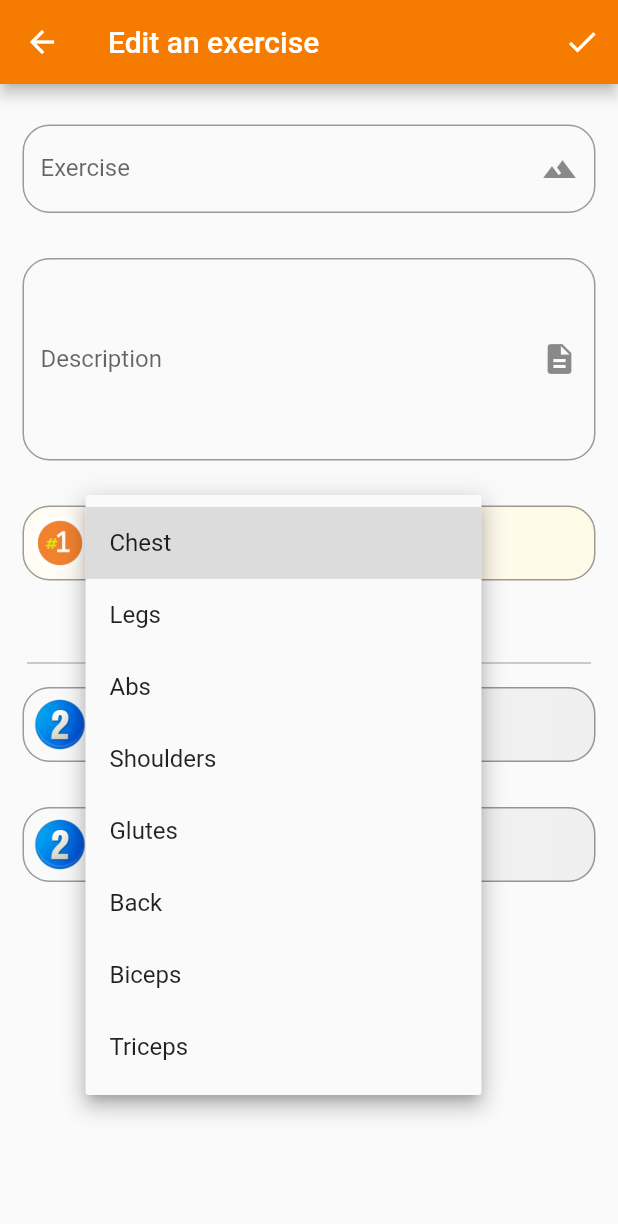
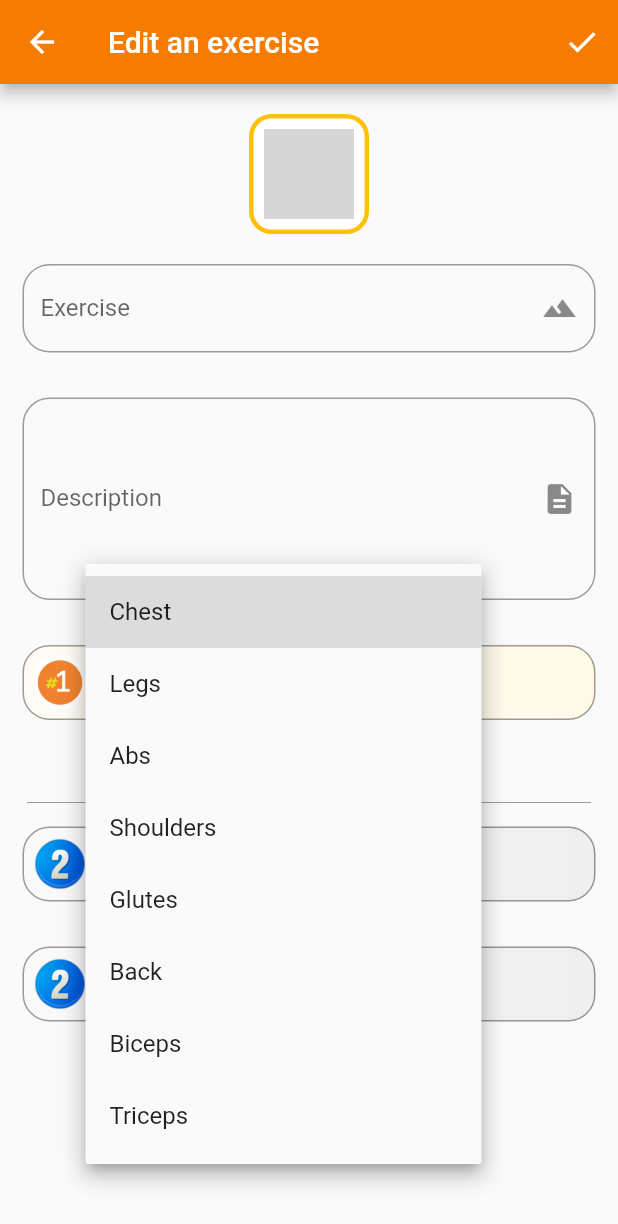
Before and after one commit to Xezolpl/Workout-Manager, a Flutter app: the ExerciseFormPage screen opened directly with empty values, after a tap on "Chest", on a phone screen of 412 x 824 dp. Shown: the top 1224 px of the screen. Run offline on Flutter 3.47's test engine with Material 2 defaults, Android fonts, the phone set to English and light mode, and no system bars; our stand-ins replace auto_route, bloc, cloud_firestore, dartz, firebase_auth, flushbar and 7 more; accounts and stored records are empty; generated files the repository leaves out were written again; network calls fail; grey boxes are pictures that could not be loaded.

```diff
--- a/lib/domain/core/asset_helper.dart
+++ b/lib/domain/core/asset_helper.dart
@@ -1,7 +1,6 @@
 import 'dart:math';
 
 class AssetHelper {
-  // P == path
   static const WORKOUT = 'assets/workout';
 
   static const BARBELL = '$WORKOUT/barbell.png';
--- a/lib/domain/entities/exercise/exercise.dart
+++ b/lib/domain/entities/exercise/exercise.dart
@@ -1,5 +1,6 @@
 import 'package:freezed_annotation/freezed_annotation.dart';
 import 'package:uuid/uuid.dart';
+import 'package:workout_manager/domain/core/asset_helper.dart';
 
 part 'exercise.freezed.dart';
 part 'exercise.g.dart';
@@ -10,15 +11,20 @@ abstract class Exercise with _$Exercise {
     @required String id,
     @required String name,
     @required String description,
+    @required String imgPath,
     @required List<String> parties,
   }) = _Exercise;
 
-  factory Exercise.empty() =>
-      Exercise(id: Uuid().v4().toString(), name: '', description: '', parties: [
-        'Chest',
-        'None',
-        'None',
-      ]);
+  factory Exercise.empty() => Exercise(
+          id: Uuid().v4().toString(),
+          name: '',
+          description: '',
+          imgPath: AssetHelper.DUMBBELL,
+          parties: [
+            'Chest',
+            'None',
+            'None',
+          ]);
 
   factory Exercise.fromJson(Map<String, dynamic> json) =>
       _$ExerciseFromJson(json);
--- a/lib/presentation/bloc/exercise_form/exercise_form_bloc.dart
+++ b/lib/presentation/bloc/exercise_form/exercise_form_bloc.dart
@@ -41,6 +41,11 @@ class ExerciseFormBloc extends Bloc<ExerciseFormEvent, ExerciseFormState> {
         yield state.copyWith(
             exercise: state.exercise.copyWith(description: e.description));
       },
+      imageChanged: (e) async* {
+        yield state.copyWith(
+          exercise: state.exercise.copyWith(imgPath: e.imgPath),
+        );
+      },
       partyChanged: (e) async* {
         yield state.copyWith(
             primaryParty: e.index == 0 ? e.party : state.primaryParty,
--- a/lib/presentation/bloc/exercise_form/exercise_form_event.dart
+++ b/lib/presentation/bloc/exercise_form/exercise_form_event.dart
@@ -2,9 +2,13 @@ part of 'exercise_form_bloc.dart';
 
 @freezed
 abstract class ExerciseFormEvent with _$ExerciseFormEvent {
-  const factory ExerciseFormEvent.initialized(Option<Exercise> initialExerciseOption) = _Initialized;
+  const factory ExerciseFormEvent.initialized(
+      Option<Exercise> initialExerciseOption) = _Initialized;
   const factory ExerciseFormEvent.nameChanged(String name) = _NameChanged;
-  const factory ExerciseFormEvent.descriptionChanged(String description) = _DescriptionChanged;
-  const factory ExerciseFormEvent.partyChanged(String party, int index) = _PartyChanged;
+  const factory ExerciseFormEvent.descriptionChanged(String description) =
+      _DescriptionChanged;
+  const factory ExerciseFormEvent.imageChanged(String imgPath) = _ImageChanged;
+  const factory ExerciseFormEvent.partyChanged(String party, int index) =
+      _PartyChanged;
   const factory ExerciseFormEvent.saved() = _Saved;
 }
--- a/lib/presentation/pages/account/widgets/calendar_widget.dart
+++ b/lib/presentation/pages/account/widgets/calendar_widget.dart
@@ -7,12 +7,11 @@ import 'package:workout_manager/presentation/routes/router.gr.dart';
 class CalendarWidget extends StatelessWidget {
   final List<Measurement> measurements;
 
-  const CalendarWidget(this.measurements, {Key key}) : super(key: key);
+  CalendarWidget(this.measurements, {Key key}) : super(key: key);
 
   @override
   Widget build(BuildContext context) {
     var _events = Map<DateTime, List<dynamic>>();
-    final _calendarController = CalendarController();
 
     ///There is only one measurement per day.
     measurements.forEach((element) {
@@ -57,7 +56,7 @@ class CalendarWidget extends StatelessWidget {
       availableGestures: AvailableGestures.horizontalSwipe,
       initialCalendarFormat: CalendarFormat.month,
       startingDayOfWeek: StartingDayOfWeek.monday,
-      calendarController: _calendarController,
+      calendarController: CalendarController(),
       events: _events,
       headerStyle: HeaderStyle(
         centerHeaderTitle: true,
@@ -77,6 +76,7 @@ class CalendarWidget extends StatelessWidget {
       builders: CalendarBuilders(
         markersBuilder: (context, date, events, holidays) => [
           Container(
+              decoration: BoxDecoration(color: Colors.grey[50]),
               alignment: Alignment.center,
               child: Icon(Icons.accessibility_new,
                   size: 32,
--- a/lib/presentation/pages/exercise_form/exercise_form_page.dart
+++ b/lib/presentation/pages/exercise_form/exercise_form_page.dart
@@ -19,8 +19,8 @@ class ExerciseFormPage extends StatelessWidget {
     return BlocProvider(
       create: (context) => getIt<ExerciseFormBloc>()
         ..add(ExerciseFormEvent.initialized(optionOf(editedExercise))),
-      child: BlocConsumer<ExerciseFormBloc, ExerciseFormState>(
-        listenWhen: (p, c) =>
+      child: BlocListener<ExerciseFormBloc, ExerciseFormState>(
+          condition: (p, c) =>
               p.saveFailureOrSuccessOption != c.saveFailureOrSuccessOption,
           listener: (context, state) {
             state.saveFailureOrSuccessOption.fold(() {}, (either) {
@@ -40,15 +40,19 @@ class ExerciseFormPage extends StatelessWidget {
                       (route) => route.settings.name == Routes.mainPage));
             });
           },
-        buildWhen: (p, c) => p.isSaving != c.isSaving,
-        builder: (context, state) {
-          return Stack(
+          child: Stack(
             children: <Widget>[
-              const ExerciseFormScaffold(),
+              GestureDetector(
+                  onTap: () {
+                    FocusScopeNode currentFocus = FocusScope.of(context);
+
+                    if (!currentFocus.hasPrimaryFocus) {
+                      currentFocus.unfocus();
+                    }
+                  },
+                  child: const ExerciseFormScaffold()),
             ],
-          );
-        },
-      ),
+          )),
     );
   }
 }
--- a/lib/presentation/pages/exercise_form/widgets/exercise_description_tff.dart
+++ b/lib/presentation/pages/exercise_form/widgets/exercise_description_tff.dart
@@ -35,8 +35,9 @@ class ExerciseDescriptionTFF extends StatelessWidget {
                 isFocused
                     ? Text('$currentLength / $EXERCISE_DESCRIPTION_MAX_LENGTH')
                     : null,
-            onChanged: (value) =>
-                context.bloc<ExerciseFormBloc>().add(ExerciseFormEvent.descriptionChanged(value)),
+            onChanged: (value) => context
+                .bloc<ExerciseFormBloc>()
+                .add(ExerciseFormEvent.descriptionChanged(value)),
           ),
         );
       },
--- a/lib/presentation/pages/exercise_form/widgets/exercise_form_scaffold.dart
+++ b/lib/presentation/pages/exercise_form/widgets/exercise_form_scaffold.dart
@@ -5,6 +5,7 @@ import 'package:flutter_bloc/flutter_bloc.dart';
 import 'package:workout_manager/presentation/bloc/exercise_form/exercise_form_bloc.dart';
 import 'package:workout_manager/presentation/pages/exercise_form/widgets/exercise_description_tff.dart';
 
+import 'exercise_image_selection.dart';
 import 'exercise_name_tff.dart';
 import 'exercise_primary_party_selector.dart';
 
@@ -13,6 +14,8 @@ class ExerciseFormScaffold extends StatelessWidget {
 
   @override
   Widget build(BuildContext context) {
+    return BlocBuilder<ExerciseFormBloc, ExerciseFormState>(
+      builder: (context, state) {
         return Scaffold(
             appBar: AppBar(
               actions: <Widget>[
@@ -27,23 +30,15 @@ class ExerciseFormScaffold extends StatelessWidget {
                   );
                 }),
               ],
-        title: BlocBuilder<ExerciseFormBloc, ExerciseFormState>(
-          condition: (p, c) => p.isEditing != c.isEditing,
-          builder: (context, state) =>
-              Text(state.isEditing ? 'Edit an exercise' : 'Create an exercise'),
+              title: Text(
+                  state.isEditing ? 'Edit an exercise' : 'Create an exercise'),
             ),
-      ),
-      body: BlocBuilder<ExerciseFormBloc, ExerciseFormState>(
-        condition: (p, c) => p.showErrorMessages != c.showErrorMessages,
-        builder: (context, state) {
-          return Form(
+            body: Form(
                 autovalidate: state.showErrorMessages,
                 child: CustomScrollView(
                   slivers: <Widget>[
                     SliverToBoxAdapter(
-                      child: SizedBox(
-                    height: 12,
-                  )),
+                        child: ExerciseImageSelection(state.exercise.imgPath)),
                     SliverToBoxAdapter(child: ExerciseNameTFF()),
                     SliverToBoxAdapter(child: ExerciseDescriptionTFF()),
                     SliverToBoxAdapter(child: ExercisePartySelector(index: 0)),
@@ -55,7 +50,9 @@ class ExerciseFormScaffold extends StatelessWidget {
                         child: Text(
                       "Secondary parties",
                       style: TextStyle(
-                        color: Colors.black38, fontSize: 20, letterSpacing: 2),
+                          color: Colors.black38,
+                          fontSize: 20,
+                          letterSpacing: 2),
                       textAlign: TextAlign.center,
                     )),
                     SliverToBoxAdapter(
@@ -68,9 +65,8 @@ class ExerciseFormScaffold extends StatelessWidget {
                     SliverToBoxAdapter(child: ExercisePartySelector(index: 1)),
                     SliverToBoxAdapter(child: ExercisePartySelector(index: 2)),
                   ],
-              ));
+                )));
       },
-      ),
     );
   }
 }
--- /dev/null
+++ b/lib/presentation/pages/exercise_form/widgets/exercise_image_selection.dart
@@ -0,0 +1,44 @@
+import 'package:flutter/material.dart';
+import 'package:workout_manager/presentation/bloc/exercise_form/exercise_form_bloc.dart';
+import 'package:workout_manager/presentation/routes/router.gr.dart';
+import 'package:flutter_bloc/flutter_bloc.dart';
+
+import 'exercise_image_dialog.dart';
+
+class ExerciseImageSelection extends StatelessWidget {
+  final String imgPath;
+
+  const ExerciseImageSelection(
+    this.imgPath, {
+    Key key,
+  }) : super(key: key);
+
+  @override
+  Widget build(BuildContext context) {
+    return Center(
+      child: Container(
+          width: 80,
+          height: 80,
+          decoration: BoxDecoration(
+              color: Colors.white,
+              border: Border.all(color: Colors.amber, width: 3),
+              borderRadius: BorderRadius.circular(15)),
+          padding: EdgeInsets.all(5),
+          margin: EdgeInsets.only(top: 20, bottom: 5),
+          alignment: Alignment.center,
+          child: GestureDetector(
+            onTap: () => showDialog(
+                context: context,
+                child: ExerciseImageDialog(
+                  context.bloc<ExerciseFormBloc>(),
+                  imgPath,
+                )),
+            child: Image.asset(
+              imgPath,
+              width: 60,
+              height: 60,
+            ),
+          )),
+    );
+  }
+}
--- a/lib/presentation/pages/exercise_form/widgets/exercise_name_tff.dart
+++ b/lib/presentation/pages/exercise_form/widgets/exercise_name_tff.dart
@@ -21,8 +21,12 @@ class ExerciseNameTFF extends StatelessWidget {
         return Padding(
           padding: EdgeInsets.all(15),
           child: TextFormField(
+            autofocus: true,
             controller: textEditingController,
-            decoration: inputWithSuffixDecoration(label: 'Exercise', suffixIcon: Icon(Icons.terrain),),
+            decoration: inputWithSuffixDecoration(
+              label: 'Exercise',
+              suffixIcon: Icon(Icons.terrain),
+            ),
             maxLength: EXERCISE_NAME_MAX_LENGTH,
             maxLengthEnforced: true,
             buildCounter: (buildContext,
@@ -30,8 +34,9 @@ class ExerciseNameTFF extends StatelessWidget {
                 isFocused
                     ? Text('$currentLength / $EXERCISE_NAME_MAX_LENGTH')
                     : null,
-            onChanged: (value) =>
-                context.bloc<ExerciseFormBloc>().add(ExerciseFormEvent.nameChanged(value)),
+            onChanged: (value) => context
+                .bloc<ExerciseFormBloc>()
+                .add(ExerciseFormEvent.nameChanged(value)),
           ),
         );
       },
--- a/lib/presentation/pages/workout/widgets/series_list.dart
+++ b/lib/presentation/pages/workout/widgets/series_list.dart
@@ -2,7 +2,6 @@ import 'package:flutter/material.dart';
 import 'package:flutter_bloc/flutter_bloc.dart';
 import 'package:workout_manager/domain/core/workout_coder.dart';
 import 'package:workout_manager/presentation/bloc/workouts/current_workout/current_workout_bloc.dart';
-import 'package:workout_manager/presentation/bloc/workouts/watcher/workout_watcher_bloc.dart';
 
 class SeriesList extends StatelessWidget {
   const SeriesList({Key key}) : super(key: key);
@@ -142,6 +141,7 @@ class SeriesInputField extends StatelessWidget {
       child: TextField(
         controller: controller,
         keyboardType: TextInputType.number,
+        autofocus: false,
         decoration: InputDecoration(hintText: '0'),
         onChanged: (value) {
           context.bloc<CurrentWorkoutBloc>().add(
--- a/lib/presentation/routes/router.dart
+++ b/lib/presentation/routes/router.dart
@@ -6,7 +6,7 @@ import 'package:workout_manager/presentation/pages/sign_in/sign_in_page.dart';
 import 'package:workout_manager/presentation/pages/splash_page.dart';
 
 @MaterialAutoRouter()
-class $Router{
+class $Router {
   @initial
   SplashPage splashPage;
   SignInPage signInPage;
```
Also changed, not shown: lib/presentation/pages/account/account_page.dart (+17 -4 lines), lib/presentation/pages/account/widgets/weight_bf_bmi_row.dart (+4 -3 lines), lib/presentation/pages/exercise_form/widgets/exercise_image_dialog.dart (added, +106 -0 lines), lib/presentation/pages/measurement/styled_cancel_done_button.dart (+2 -8 lines), lib/presentation/pages/workout/workout_page.dart (+10 -1 lines), lib/domain/entities/exercise/exercise.freezed.dart, lib/domain/entities/exercise/exercise.g.dart, lib/domain/entities/measurement/measurement.g.dart, lib/presentation/bloc/exercise_form/exercise_form_bloc.freezed.dart, pubspec.lock. Lines whose indentation alone changed are shown as unchanged.
